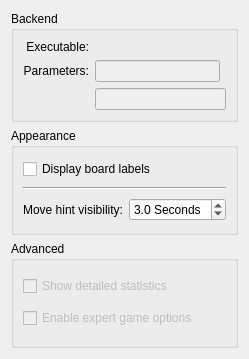
The window that src/gui/config/generalconfig.ui (KDE/kigo) describes before a commit, drawn with Qt 5.
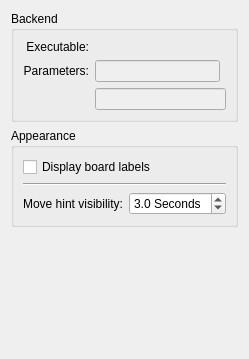
The same window after the commit. Custom widgets are drawn as their Qt base class.

Commit message: The setup dockwidget got streamlined a bit and should be fully functional again. removed some unneeded values from the configuration screen and kcfg file.

Patch:
```diff
--- a/src/gui/config/generalconfig.ui
+++ b/src/gui/config/generalconfig.ui
@@ -183,33 +183,17 @@
     </widget>
    </item>
    <item>
-    <widget class="QGroupBox" name="groupBox" >
-     <property name="title" >
-      <string>Advanced</string>
+    <spacer name="verticalSpacer" >
+     <property name="orientation" >
+      <enum>Qt::Vertical</enum>
      </property>
-     <layout class="QVBoxLayout" name="verticalLayout" >
-      <item>
-       <widget class="QCheckBox" name="kcfg_AdvancedStatistics" >
-        <property name="enabled" >
-         <bool>false</bool>
-        </property>
-        <property name="text" >
-         <string>Show detailed statistics</string>
-        </property>
-       </widget>
-      </item>
-      <item>
-       <widget class="QCheckBox" name="kcfg_AdvancedGameOptions" >
-        <property name="enabled" >
-         <bool>false</bool>
-        </property>
-        <property name="text" >
-         <string>Enable expert game options</string>
-        </property>
-       </widget>
-      </item>
-     </layout>
-    </widget>
+     <property name="sizeHint" stdset="0" >
+      <size>
+       <width>20</width>
+       <height>40</height>
+      </size>
+     </property>
+    </spacer>
    </item>
   </layout>
  </widget>
```
Left out of the diff: 2 changed lines with no effect on the pictures. The commit also changes 12 other files.
